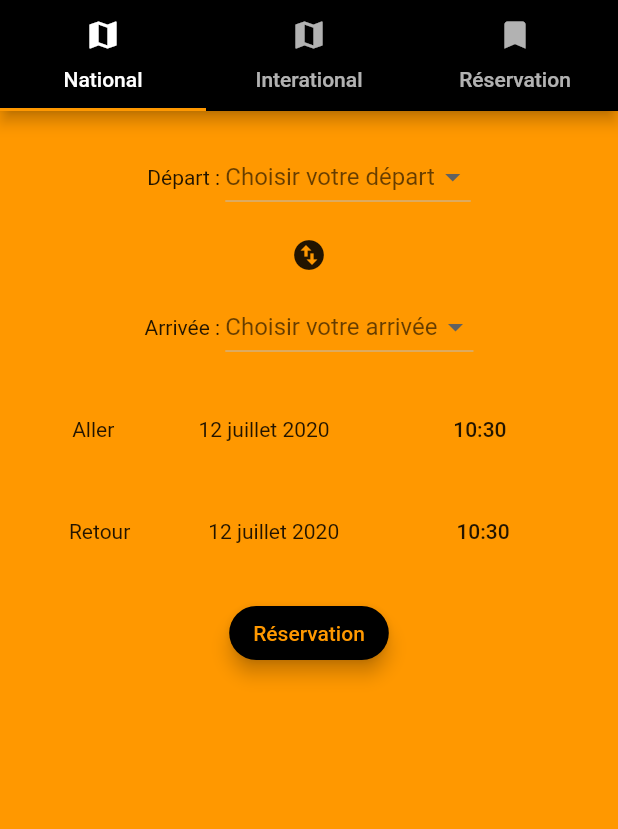
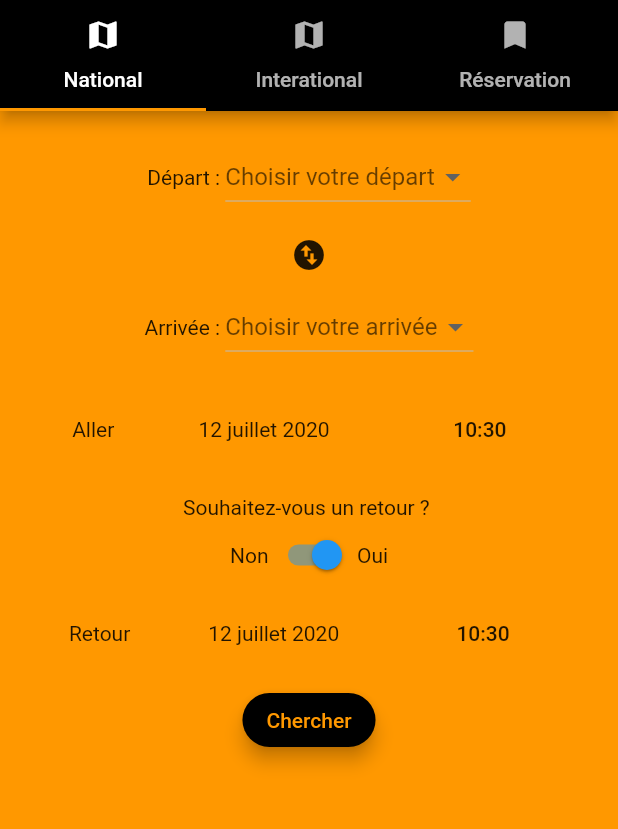
Before and after one commit to ackwrit/africarApp, a Flutter app: the screen it shows after launch, on a phone screen of 412 x 824 dp, the part 84-913 px from its top. Run offline on Flutter 3.47's test engine with Material 2 defaults, Android fonts, the phone set to English and light mode, and no system bars; our stand-ins replace firebase_auth, firebase_database, fl_chart, flutter_time_picker_spinner, intl_phone_number_input; missing offline and left inert: calendar_strip; accounts and stored records are empty.

```diff
--- a/lib/controller/trajetController.dart
+++ b/lib/controller/trajetController.dart
@@ -1,4 +1,5 @@
 
+import 'package:africars/controller/listingTrajet.dart';
 import 'package:calendar_strip/calendar_strip.dart';
 import 'package:flutter/cupertino.dart';
 import 'package:flutter/material.dart';
@@ -22,6 +23,7 @@ class homeTrajet extends State<trajetController>{
   DateTime momentArrivee=DateTime.now();
   DateFormat formatjour;
   DateFormat formatheure;
+  bool retour=true;
   String destinationSelectionDepart='Choisir votre départ';
   String destinationSelectionArrivee='Choisir votre arrivée';
   List <String> destination=[
@@ -70,6 +72,7 @@ class homeTrajet extends State<trajetController>{
       padding: EdgeInsets.all(20),
 
       color: Colors.orange,
+      child: SingleChildScrollView(
         child: Column(
           children: [
             Row(
@@ -147,15 +150,30 @@ class homeTrajet extends State<trajetController>{
 
               ],
             ),
+            Padding(padding: EdgeInsets.all(10),),
+            Text('Souhaitez-vous un retour ? '),
+            Row(
+              mainAxisAlignment: MainAxisAlignment.center,
+              children: [
+                Text('Non'),
+                Switch.adaptive(
+                    value: retour,
+                    onChanged: (bool t){
+                      setState(() {
+                        retour =t;
+                      });
 
+                    }),
+                Text('Oui')
 
-
-          Padding(padding: EdgeInsets.all(10),),
-          Row(
+              ],
+            ),
+            Padding(padding: EdgeInsets.all(2),),
+            (retour)?Row(
               mainAxisAlignment: MainAxisAlignment.spaceAround,
               children: [
                 Text('Retour'),
-              Text(formatjour.format(momentDepart)),
+                Text(formatjour.format(momentArrivee)),
 
 
                 FlatButton(
@@ -167,22 +185,29 @@ class homeTrajet extends State<trajetController>{
 
 
               ],
-          ),
-          Padding(padding: EdgeInsets.all(10),),
+            ):Container(),
+            Padding(padding: EdgeInsets.all(5),),
 
             RaisedButton(
               onPressed: (){
-                //cheminement vers page selection trajet
+                Navigator.push(context, MaterialPageRoute(
+                    builder: (BuildContext context)
+                        {
+                          return listingTrajet(retour: retour,);
+                        }
+                ));
 
               },
               shape:RoundedRectangleBorder(borderRadius: BorderRadius.circular(20)),
               color: Colors.black,
               elevation: 5,
-            child: Text('Réservation',style: TextStyle(color: Colors.orange),),
+              child: Text('Chercher',style: TextStyle(color: Colors.orange),),
 
             )
           ],
         ),
+      ),
+
 
     );
 
@@ -277,4 +302,7 @@ class homeTrajet extends State<trajetController>{
 
   }
 
+
+
+
 }
--- a/lib/controller/trajetInternationalController.dart
+++ b/lib/controller/trajetInternationalController.dart
@@ -1,3 +1,4 @@
+import 'package:africars/controller/listingTrajet.dart';
 import 'package:calendar_strip/calendar_strip.dart';
 import 'package:flutter/material.dart';
 import 'package:flutter_time_picker_spinner/flutter_time_picker_spinner.dart';
@@ -20,6 +21,7 @@ class homeInternational extends State<trajetInternationalController>{
   DateTime momentArrivee=DateTime.now();
   DateFormat formatjour;
   DateFormat formatheure;
+  bool retour=true;
   String destinationSelectionDepart='Choisir votre départ';
   String destinationSelectionArrivee='Choisir votre arrivée';
   List <String> destination=[
@@ -140,15 +142,30 @@ class homeInternational extends State<trajetInternationalController>{
 
             ],
           ),
+          Padding(padding: EdgeInsets.all(10),),
+          Text('Souhaitez-vous un retour ? '),
+          Row(
+            mainAxisAlignment: MainAxisAlignment.center,
+            children: [
+              Text('Non'),
+              Switch.adaptive(
+                  value: retour,
+                  onChanged: (bool t){
+                    setState(() {
+                      retour =t;
+                    });
 
+                  }),
+              Text('Oui')
 
-
-          Padding(padding: EdgeInsets.all(10),),
-          Row(
+            ],
+          ),
+          Padding(padding: EdgeInsets.all(2),),
+          (retour)?Row(
             mainAxisAlignment: MainAxisAlignment.spaceAround,
             children: [
               Text('Retour'),
-              Text(formatjour.format(momentDepart)),
+              Text(formatjour.format(momentArrivee)),
 
 
               FlatButton(
@@ -160,18 +177,27 @@ class homeInternational extends State<trajetInternationalController>{
 
 
             ],
-          ),
-          Padding(padding: EdgeInsets.all(10),),
+          ):Container(),
+
+
+
+
 
           RaisedButton(
             onPressed: (){
               //cheminement vers page selection trajet
+              Navigator.push(context, MaterialPageRoute(
+                  builder: (BuildContext context)
+                  {
+                    return listingTrajet(retour: retour,);
+                  }
+              ));
 
             },
             shape:RoundedRectangleBorder(borderRadius: BorderRadius.circular(20)),
             color: Colors.black,
             elevation: 5,
-            child: Text('Réservation',style: TextStyle(color: Colors.orange),),
+            child: Text('Chercher',style: TextStyle(color: Colors.orange),),
 
           )
         ],
```
Also changed, not shown: lib/controller/administrationController.dart (+25 -0 lines), lib/controller/listingTrajet.dart (added, +51 -0 lines), lib/fonction/firebaseHelper.dart (+14 -0 lines), lib/model/trajet.dart (added, +39 -0 lines), 1 other file. Lines whose indentation alone changed are shown as unchanged.
